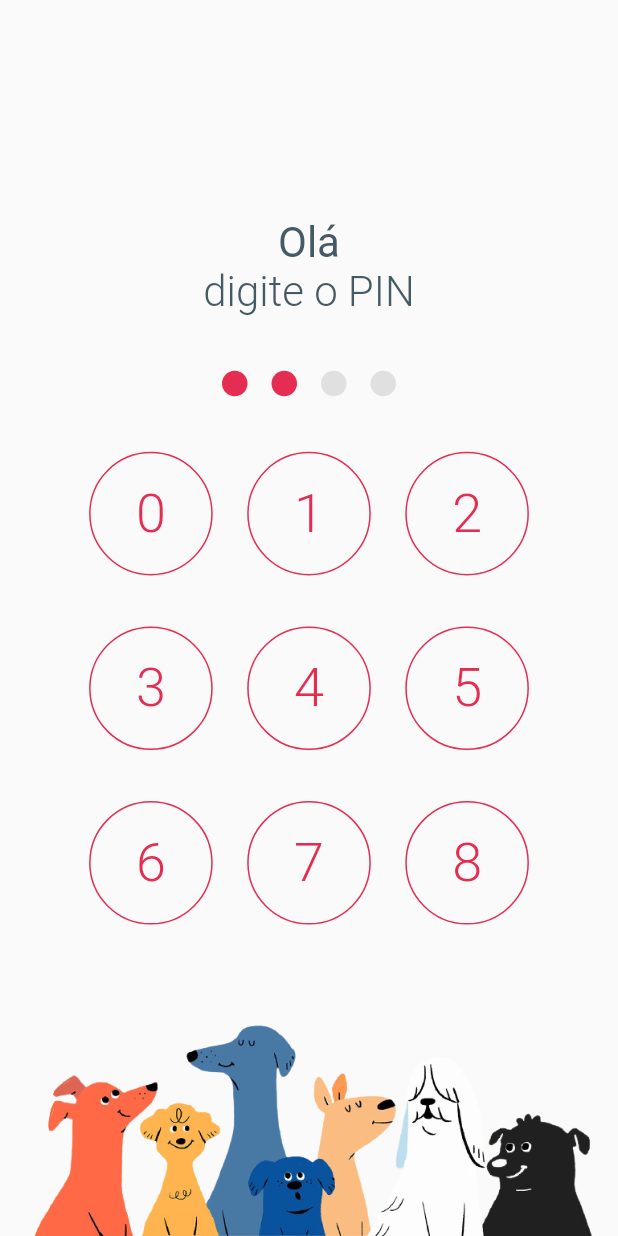
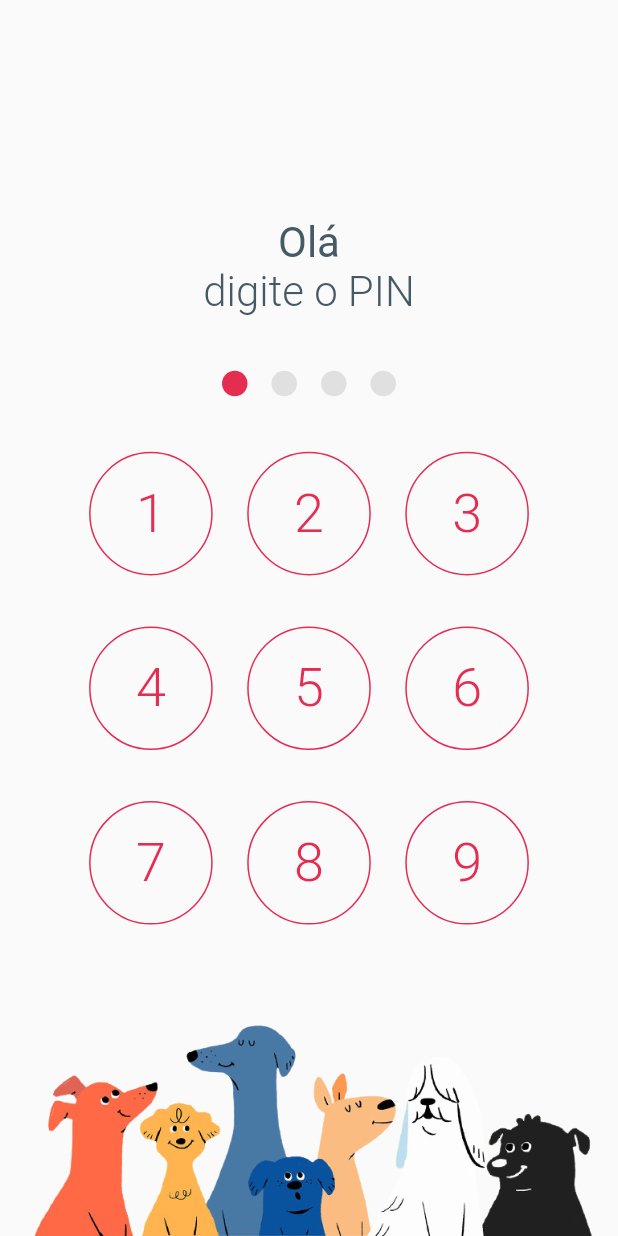
Before and after one commit to pampacare/app.pampacare, a Flutter app: the screen it shows after launch, after a tap on an icon or button, on a phone screen of 412 x 824 dp. Run offline on Flutter 3.47's test engine with Material 2 defaults, Android fonts, the light colour scheme and no system bars; our stand-ins replace flutter_svg, get_it.

Commit message:
feat: login with pin

```diff
--- a/lib/app/pages/login/components/keyboard_component.dart
+++ b/lib/app/pages/login/components/keyboard_component.dart
@@ -1,8 +1,13 @@
 import 'package:flutter/material.dart';
+
 import 'package:pampacare/app/pages/login/components/keyboard_number_component.dart';
 
 class KeyboardComponent extends StatelessWidget {
-  const KeyboardComponent({Key? key}) : super(key: key);
+  final void Function(String) onTap;
+  const KeyboardComponent({
+    Key? key,
+    required this.onTap,
+  }) : super(key: key);
 
   @override
   Widget build(BuildContext context) {
@@ -12,7 +17,8 @@ class KeyboardComponent extends StatelessWidget {
       children: List.generate(
           9,
           (index) => KeyboardNumberComponent(
-                number: index,
+                number: index + 1,
+                onTap: () => onTap((index + 1).toString()),
               )),
     );
   }
--- a/lib/app/pages/login/components/keyboard_number_component.dart
+++ b/lib/app/pages/login/components/keyboard_number_component.dart
@@ -1,12 +1,15 @@
 import 'package:flutter/material.dart';
+
 import 'package:pampacare/app/shared/theme/app_colors.dart';
 import 'package:pampacare/app/shared/utils/screen_size.dart';
 
 class KeyboardNumberComponent extends StatelessWidget {
   final int number;
+  final void Function() onTap;
   const KeyboardNumberComponent({
     Key? key,
     required this.number,
+    required this.onTap,
   }) : super(key: key);
 
   @override
@@ -15,11 +18,7 @@ class KeyboardNumberComponent extends StatelessWidget {
       height: ScreenSize.screenWidthSize(context) * 0.2,
       width: ScreenSize.screenWidthSize(context) * 0.2,
       child: TextButton(
-        onPressed: () {},
-        // decoration: BoxDecoration(
-        //   shape: BoxShape.circle,
-        //   border: Border.all(color: AppColors.primary, width: 1)
-        // ),
+        onPressed: onTap,
         style: ButtonStyle(
             backgroundColor: MaterialStateProperty.resolveWith((states) {
               if (states.contains(MaterialState.pressed)) {
--- a/lib/app/pages/login/components/status_pin_code_component.dart
+++ b/lib/app/pages/login/components/status_pin_code_component.dart
@@ -12,25 +12,25 @@ class StatusPinCodeComponent extends StatelessWidget {
       mainAxisAlignment: MainAxisAlignment.center,
       children: [
         CircleStatusComponent(
-          status: true,
+          status: lenght >= 1,
         ),
         SizedBox(
           width: 16,
         ),
         CircleStatusComponent(
-          status: true,
+          status: lenght >= 2,
         ),
         SizedBox(
           width: 16,
         ),
         CircleStatusComponent(
-          status: false,
+          status: lenght >= 3,
         ),
         SizedBox(
           width: 16,
         ),
         CircleStatusComponent(
-          status: false,
+          status: lenght >= 4,
         )
       ],
     );
--- a/lib/app/pages/login/login_page.dart
+++ b/lib/app/pages/login/login_page.dart
@@ -12,7 +12,29 @@ class LoginPage extends StatefulWidget {
   _LoginPageState createState() => _LoginPageState();
 }
 
-class _LoginPageState extends State<LoginPage> {
+class _LoginPageState extends State<LoginPage> with TickerProviderStateMixin {
+  String pin = '';
+  bool error = false;
+
+  late final AnimationController _controllerError =
+      AnimationController(vsync: this, duration: Duration(seconds: 2))
+        ..repeat(max: 1);
+  late Animation<Offset> _offsetAnimationError = Tween<Offset>(
+    begin: Offset(0, 0),
+    end: Offset(1.5, 0.0),
+  ).animate(
+    CurvedAnimation(
+      parent: _controllerError,
+      curve: Curves.easeIn,
+    ),
+  );
+
+  @override
+  void dispose() {
+    super.dispose();
+    _controllerError.dispose();
+  }
+
   @override
   Widget build(BuildContext context) {
     return Scaffold(
@@ -32,13 +54,42 @@ class _LoginPageState extends State<LoginPage> {
               SizedBox(
                 height: 36,
               ),
-              StatusPinCodeComponent(lenght: 3),
+              if (!error) StatusPinCodeComponent(lenght: pin.length),
+              if (error)
+                SlideTransition(
+                  position: _offsetAnimationError,
+                  child: Text('Pin incorreto :(',
+                      style: TextStyle(
+                          color: AppColors.primary,
+                          fontSize: 18,
+                          fontWeight: FontWeight.w300)),
+                ),
               SizedBox(
                 height: 37,
               ),
               Padding(
                 padding: const EdgeInsets.symmetric(horizontal: 32),
-                child: KeyboardComponent(),
+                child: KeyboardComponent(onTap: (value) async {
+                  setState(() {
+                    pin += value;
+                  });
+                  if (pin.length >= 4) {
+                    if (pin == "6969") {
+                      Navigator.pushReplacementNamed(context, '/options');
+                    } else {
+                      setState(() {
+                        pin = '';
+                        error = true;
+                        _controllerError.repeat();
+                      });
+                      await Future.delayed(Duration(seconds: 2));
+                      setState(() {
+                        error = false;
+                        _controllerError.reset();
+                      });
+                    }
+                  }
+                }),
               ),
               SizedBox(
                 height: 34,
--- a/lib/main.dart
+++ b/lib/main.dart
@@ -22,7 +22,7 @@ class MyApp extends StatelessWidget {
         backgroundColor: AppColors.white,
         primaryColor: AppColors.primary,
       ),
-      initialRoute: '/login',
+      initialRoute: '/splash',
       routes: {
         '/splash': (context) => SplashPage(),
         '/login': (context) => LoginPage(),
```
